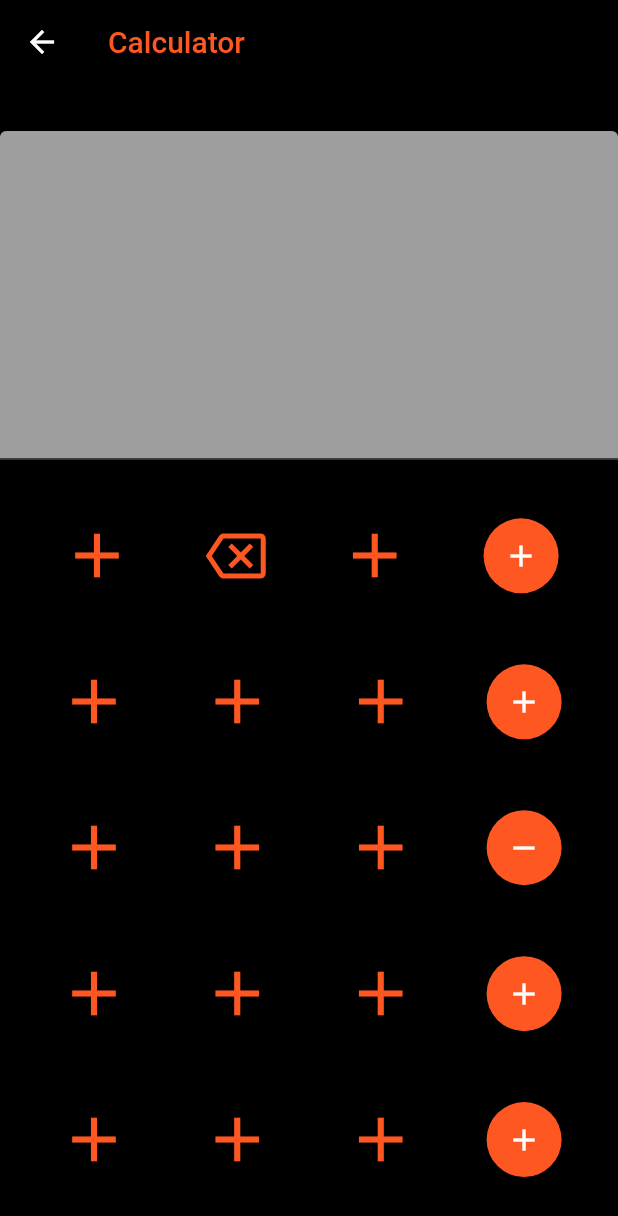
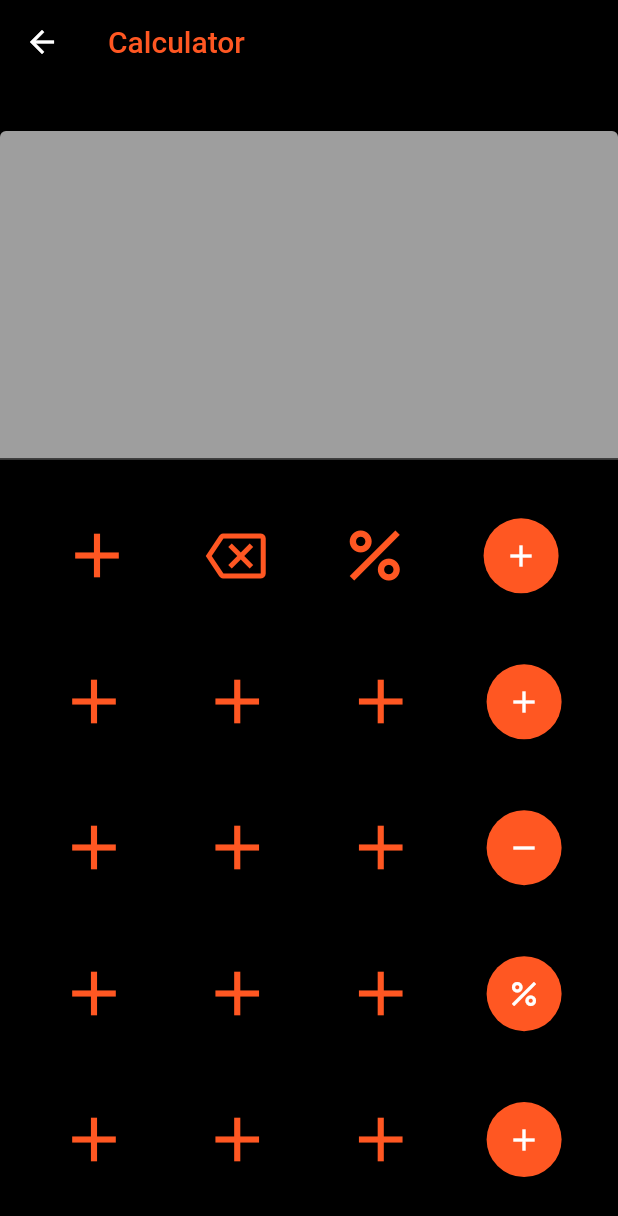
Before and after one commit to Divyanshu050303/PricyFlutterApp, a Flutter app: the Calculator screen opened directly, on a phone screen of 412 x 824 dp. Shown: the top 1216 px of the screen. Run offline on Flutter 3.47's test engine with Material 2 defaults, Android fonts, the light colour scheme and no system bars.

Commit message:
simple calculator

```diff
--- a/lib/calculator.dart
+++ b/lib/calculator.dart
@@ -35,7 +35,7 @@ class _CalculatorState extends State<Calculator> {
                 icon: const Icon(Icons.backspace_outlined, color: Colors.deepOrange,),
                 iconSize: 40,),
               IconButton(onPressed: () {},
-                icon: const Icon(Icons.add, color: Colors.deepOrange,),
+                icon: const Icon(Icons.percent, color: Colors.deepOrange,),
                 iconSize: 50,),
               IconButton(onPressed: () {},
                 icon: FloatingActionButton(
@@ -99,7 +99,7 @@ class _CalculatorState extends State<Calculator> {
                   icon: FloatingActionButton(
                     onPressed: () {},
                     backgroundColor: Colors.deepOrange,
-                    child: const Icon(Icons.add, color: Colors.white,),)),
+                    child: const Icon(Icons.percent, color: Colors.white,),)),
             ],
           ), Row(
             mainAxisAlignment: MainAxisAlignment.spaceEvenly,
```
